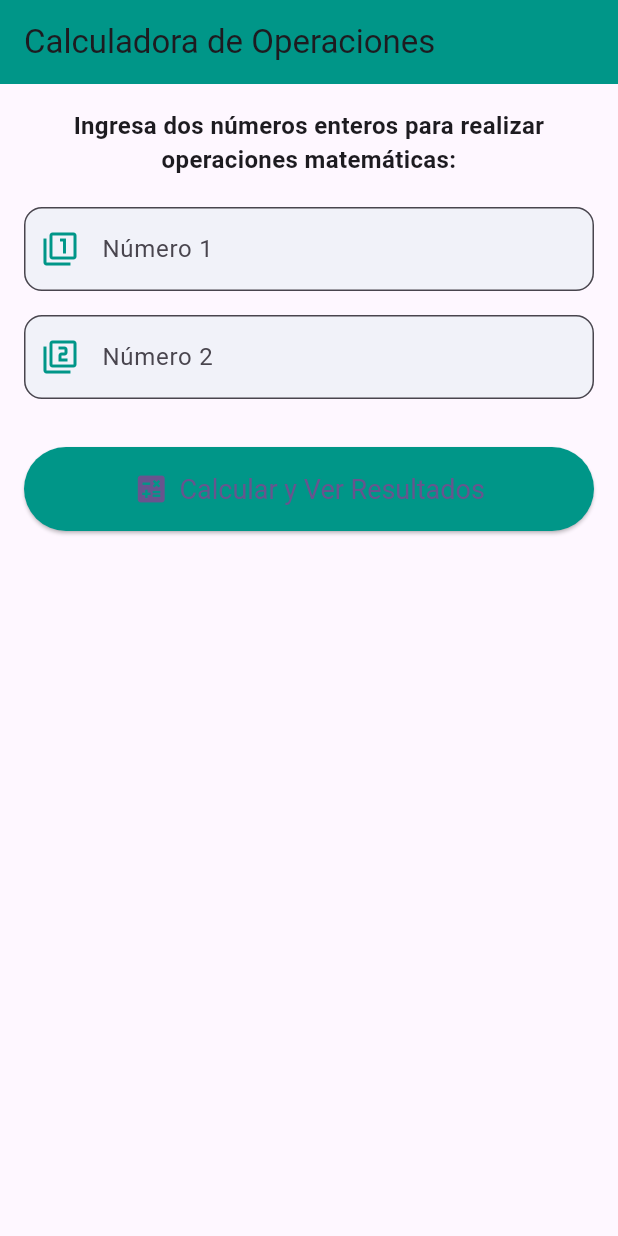
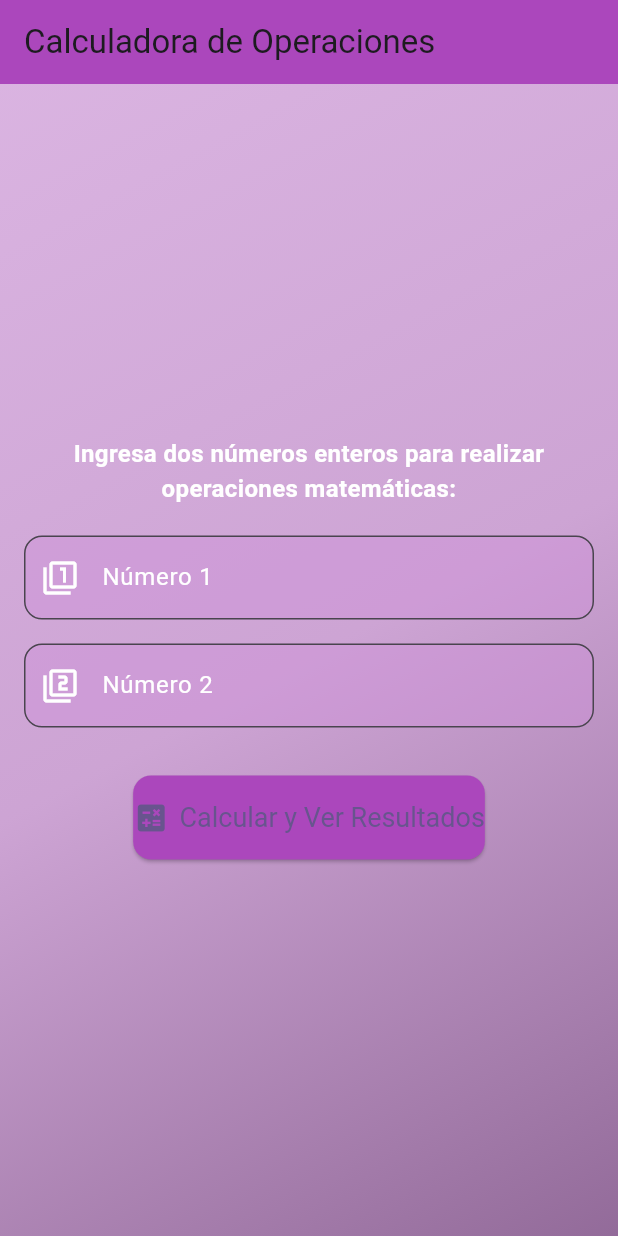
Before and after one commit to LindsayBarrionuevo/Ejercicio1Examen_BarrionuevoLindsay, a Flutter app: the screen it shows after launch, on a phone screen of 412 x 824 dp. Run offline on Flutter 3.47's test engine with Material 3 defaults, Android fonts, the phone set to English and light mode, and no system bars.

Commit message:
New Interfaz

```diff
--- a/ejercicio1_operaciones/lib/screens/operaciones_screen.dart
+++ b/ejercicio1_operaciones/lib/screens/operaciones_screen.dart
@@ -68,16 +68,36 @@ class _RealizarOperacionesPage extends State<RealizarOperacionesPage> {
     return Scaffold(
       appBar: AppBar(
         title: const Text('Calculadora de Operaciones'),
-        backgroundColor: Colors.teal,
+        backgroundColor: Colors.purple.shade400,
       ),
-      body: SingleChildScrollView(
+      body: Container(
+        width: double.infinity,
+        height: double.infinity,
+        decoration: BoxDecoration(
+          gradient: LinearGradient(
+            begin: Alignment.topLeft,
+            end: Alignment.bottomRight,
+            colors: [
+              Color.fromARGB(167, 199, 144, 209),
+              Color.fromARGB(167, 179, 120, 189),
+              Color.fromARGB(167, 90, 33, 100),
+            ],
+          ),
+        ),
+        child: Center(
+          child: SingleChildScrollView(
             padding: const EdgeInsets.all(16.0),
             child: Column(
-          crossAxisAlignment: CrossAxisAlignment.stretch,
+              mainAxisAlignment: MainAxisAlignment.center,
+              crossAxisAlignment: CrossAxisAlignment.center,
               children: [
                 const Text(
                   'Ingresa dos números enteros para realizar operaciones matemáticas:',
-              style: TextStyle(fontSize: 16, fontWeight: FontWeight.w600),
+                  style: TextStyle(
+                    fontSize: 16,
+                    fontWeight: FontWeight.w600,
+                    color: Colors.white,
+                  ),
                   textAlign: TextAlign.center,
                 ),
                 const SizedBox(height: 20),
@@ -98,14 +118,18 @@ class _RealizarOperacionesPage extends State<RealizarOperacionesPage> {
                   icon: const Icon(Icons.calculate, size: 24),
                   label: const Text('Calcular y Ver Resultados'),
                   style: ElevatedButton.styleFrom(
-                backgroundColor: Colors.teal,
+                    backgroundColor: Colors.purple.shade400,
                     padding: const EdgeInsets.symmetric(vertical: 16),
                     textStyle: const TextStyle(fontSize: 18),
+                    shape: RoundedRectangleBorder(
+                      borderRadius: BorderRadius.circular(12),
+                    ),
                   ),
                 ),
                 const SizedBox(height: 16),
-
               ],
+            ),
+          ),
         ),
       ),
     );
@@ -119,18 +143,21 @@ class _RealizarOperacionesPage extends State<RealizarOperacionesPage> {
     return TextField(
       controller: controller,
       keyboardType: TextInputType.number,
+      style: const TextStyle(color: Colors.white),
       decoration: InputDecoration(
         labelText: label,
-        prefixIcon: Icon(icon, color: Colors.teal),
+        labelStyle: const TextStyle(color: Colors.white),
+        prefixIcon: Icon(icon, color: Colors.white),
         border: OutlineInputBorder(
           borderRadius: BorderRadius.circular(12),
+          borderSide: BorderSide(color: Colors.white),
         ),
         focusedBorder: OutlineInputBorder(
-          borderSide: const BorderSide(color: Colors.teal, width: 2),
+          borderSide: const BorderSide(color: Colors.purple, width: 2),
           borderRadius: BorderRadius.circular(12),
         ),
         filled: true,
-        fillColor: Colors.teal.withOpacity(0.05),
+        fillColor: Colors.purple.shade200!.withOpacity(0.5),
       ),
     );
   }
```
Also changed, not shown: ejercicio1_operaciones/lib/screens/resultados.dart (+27 -9 lines). Lines whose indentation alone changed are shown as unchanged.
